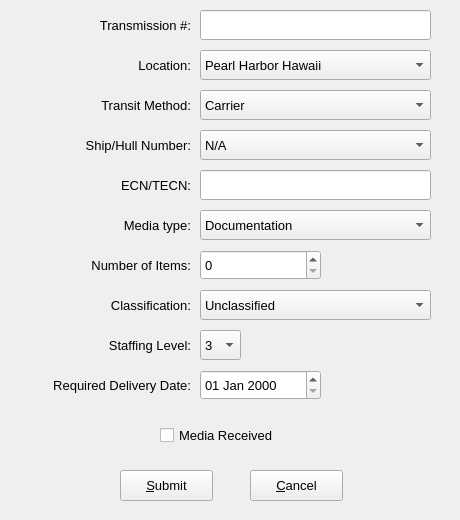
chhimichanga/deliveryqueue, file frmadddelivery.ui: the form before one commit.
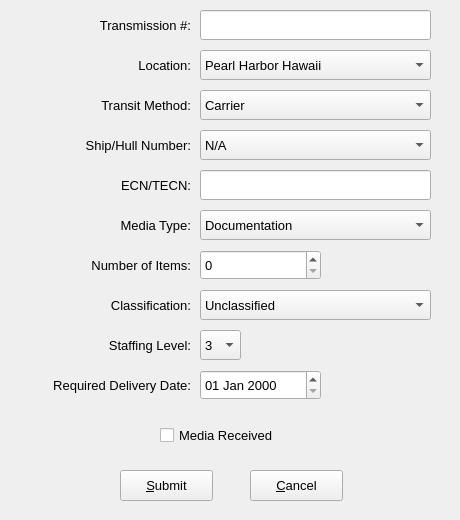
The form after the commit.

Commit message: renamed GUI file and GUI objects for Change Schedule

What changed in the file:
```diff
--- a/frmadddelivery.ui
+++ b/frmadddelivery.ui
@@ -49,7 +49,7 @@
     </font>
    </property>
    <property name="text">
-    <string>Media type:</string>
+    <string>Media Type:</string>
    </property>
    <property name="alignment">
     <set>Qt::AlignRight|Qt::AlignTrailing|Qt::AlignVCenter</set>
```
The commit also changes 7 other files.
